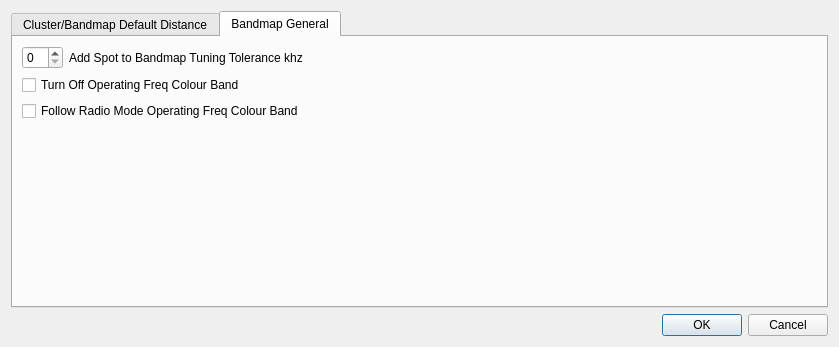
Rsclub22/Minos2-Mirror, file mqt/MqtLogger/Clusterbandmapconfigure.ui: the form before one commit.
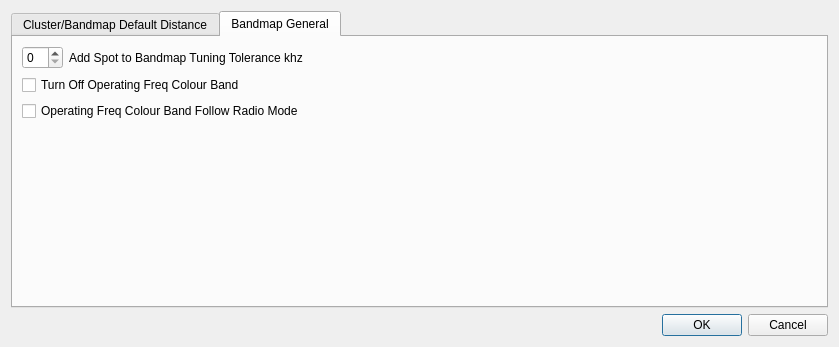
The form after the commit.

Commit message: fix cluster server bandfilter checkboxes

```diff
--- a/mqt/MqtLogger/Clusterbandmapconfigure.ui
+++ b/mqt/MqtLogger/Clusterbandmapconfigure.ui
@@ -379,7 +379,7 @@
          <item>
           <widget class="QCheckBox" name="modeOperatingFreqChkBox">
            <property name="text">
-            <string>Follow Radio Mode Operating Freq Colour Band</string>
+            <string>Operating Freq Colour Band Follow Radio Mode </string>
            </property>
           </widget>
          </item>
```
The commit also changes 2 other files.
